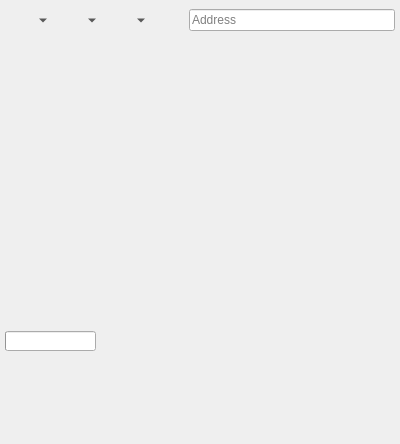
The window that 2.x/UI/dooble_page.ui (textbrowser/dooble) describes before a commit, drawn with Qt 5.
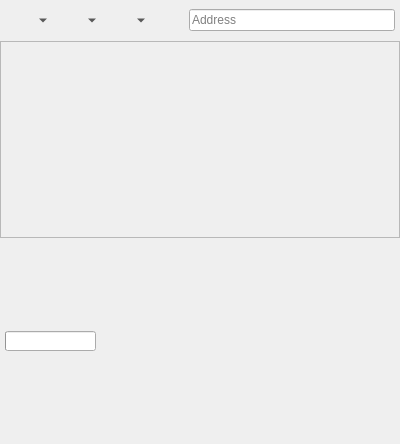
The same window after the commit. Custom widgets are drawn as their Qt base class.

```diff
--- a/2.x/UI/dooble_page.ui
+++ b/2.x/UI/dooble_page.ui
@@ -137,10 +137,7 @@
    <item>
     <widget class="QFrame" name="frame">
      <property name="frameShape">
-      <enum>QFrame::NoFrame</enum>
-     </property>
-     <property name="frameShadow">
-      <enum>QFrame::Raised</enum>
+      <enum>QFrame::StyledPanel</enum>
      </property>
      <layout class="QVBoxLayout" name="verticalLayout_3">
       <property name="spacing">
```
